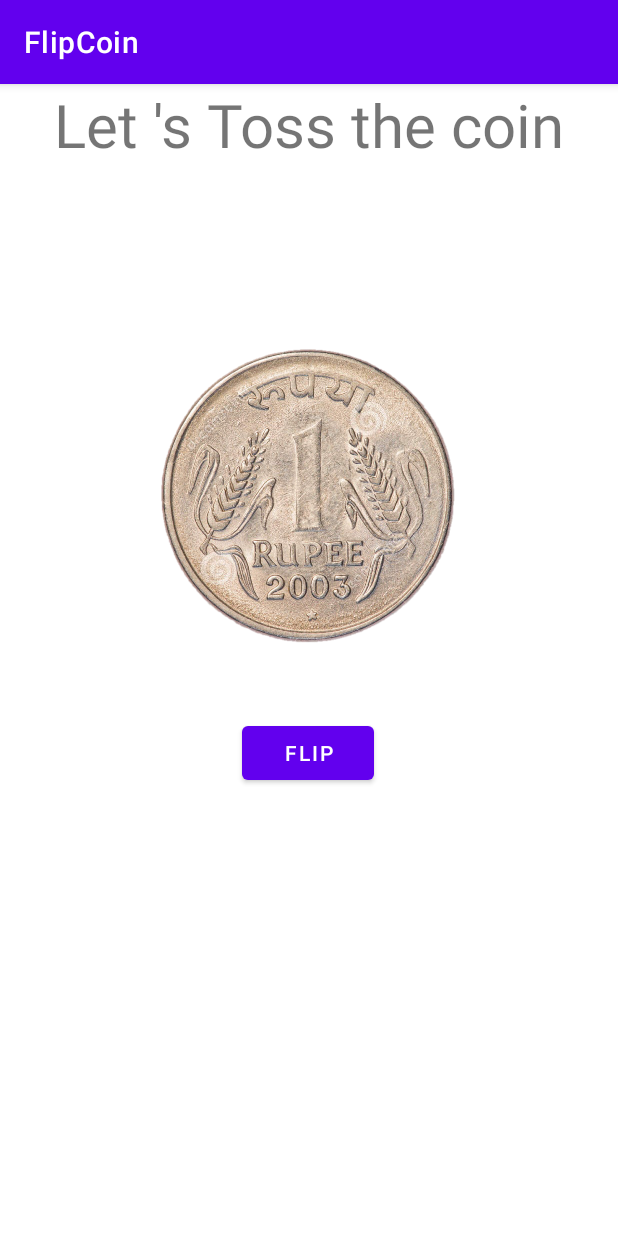
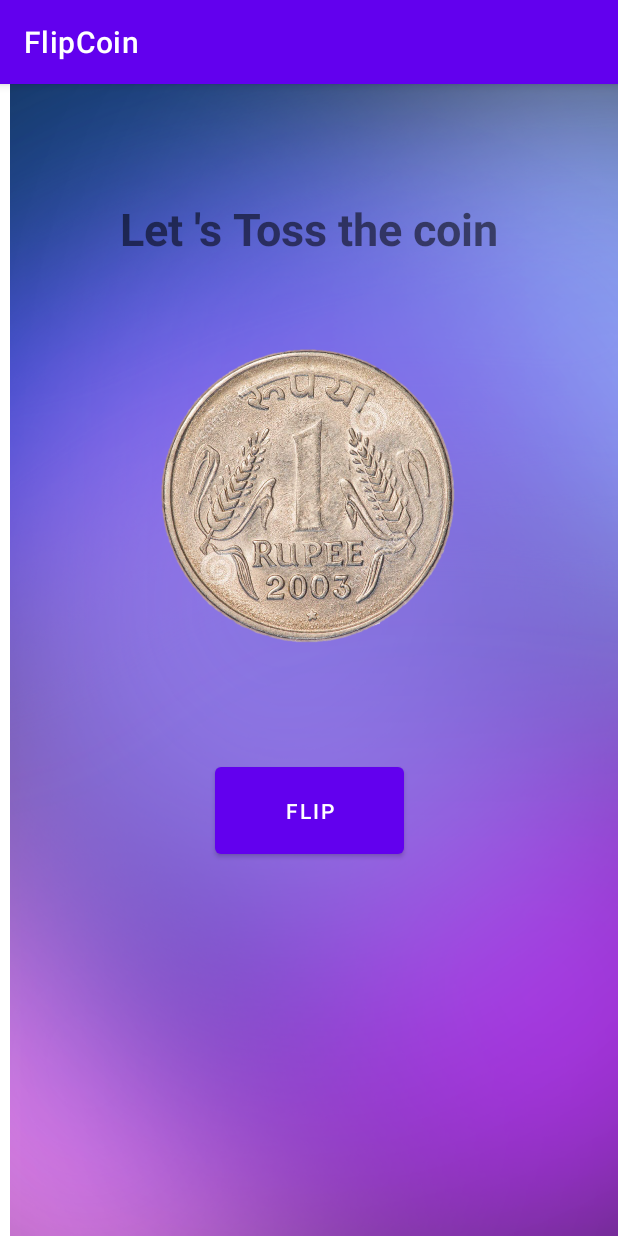
Before and after one commit to Vishwakarma-abhi/FlipCoin, an Android app: the screen it shows after launch (MainActivity), after a tap on "FLIP", on a phone screen of 412 x 824 dp. Run offline under Robolectric (Android 15) with nearby library versions, the phone set to English and light mode, and no system bars.

Commit message:
Updated background

```diff
--- a/app/src/main/java/com/example/flipcoin/MainActivity.java
+++ b/app/src/main/java/com/example/flipcoin/MainActivity.java
@@ -39,7 +39,7 @@ public class MainActivity extends AppCompatActivity {
                 else if(side == 1)
                 {
                     iv.setImageResource(R.drawable.heads);
-                    Toast.makeText(MainActivity.this ,"Heads",Toast.LENGTH_SHORT).show();
+                    Toast.makeText(MainActivity.this ,"Tails",Toast.LENGTH_SHORT).show();
                 }
                 //For Rotation
                 RotateAnimation rot = new RotateAnimation(0,360,
--- a/app/src/main/res/layout/activity_main.xml
+++ b/app/src/main/res/layout/activity_main.xml
@@ -6,29 +6,39 @@
     android:layout_height="match_parent"
     tools:context=".MainActivity">
 
+
+    <ImageView
+        android:layout_width="464dp"
+        android:layout_height="800dp"
+        android:src="@drawable/background"
+        tools:layout_editor_absoluteX="-27dp"
+        tools:layout_editor_absoluteY="-48dp" />
+
     <TextView
+        android:id="@+id/textView"
         android:layout_width="wrap_content"
         android:layout_height="wrap_content"
+        android:layout_marginTop="76dp"
         android:text="Let 's Toss the coin"
-        android:textSize="40sp"
+        android:textSize="30sp"
+
+        android:textStyle="bold"
         app:layout_constraintEnd_toEndOf="parent"
-
         app:layout_constraintStart_toStartOf="parent"
-        tools:layout_editor_absoluteY="64dp" />
+        app:layout_constraintTop_toTopOf="parent" />
 
     <Button
         android:id="@+id/flip"
-        android:layout_width="wrap_content"
-        android:layout_height="wrap_content"
+        android:layout_width="126dp"
+        android:layout_height="70dp"
+        android:layout_below="@id/Coin"
         android:layout_marginTop="95dp"
         android:text="Flip"
-        android:layout_below="@id/Coin"
         app:layout_constraintBottom_toBottomOf="parent"
         app:layout_constraintEnd_toEndOf="parent"
-        app:layout_constraintHorizontal_bias="0.498"
         app:layout_constraintStart_toStartOf="parent"
         app:layout_constraintTop_toTopOf="parent"
-        app:layout_constraintVertical_bias="0.523" />
+        app:layout_constraintVertical_bias="0.587" />
 
     <ImageView
         android:layout_width="200sp"
```
Also changed, not shown: app/src/main/res/drawable-v24/background.png (added).
